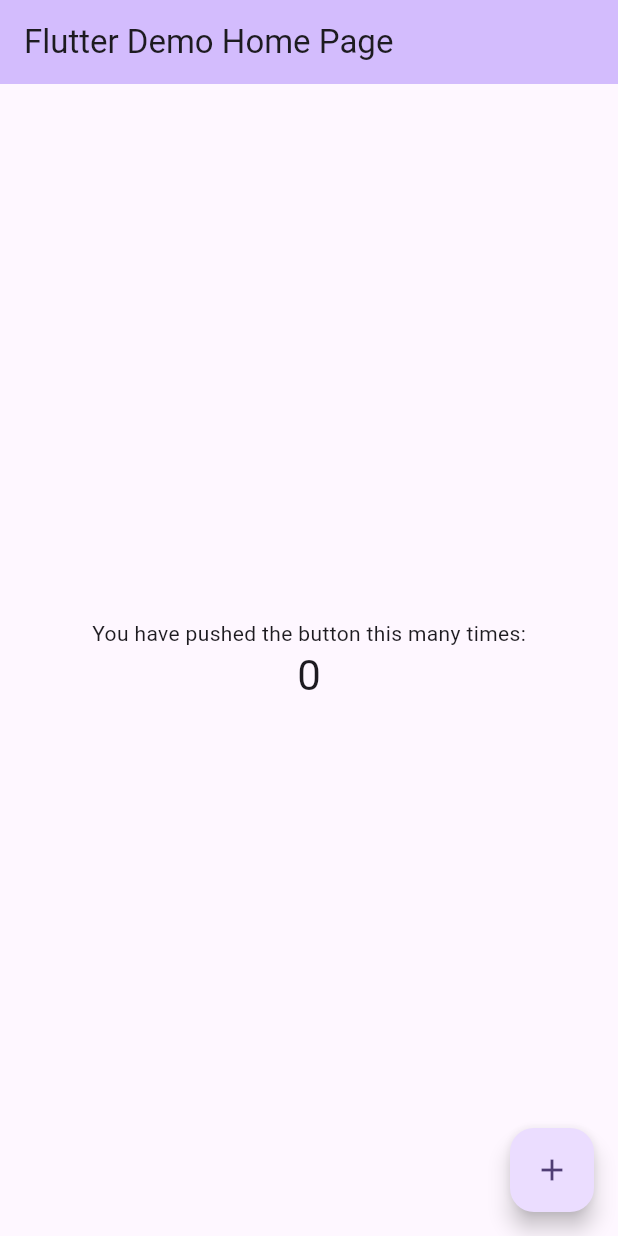
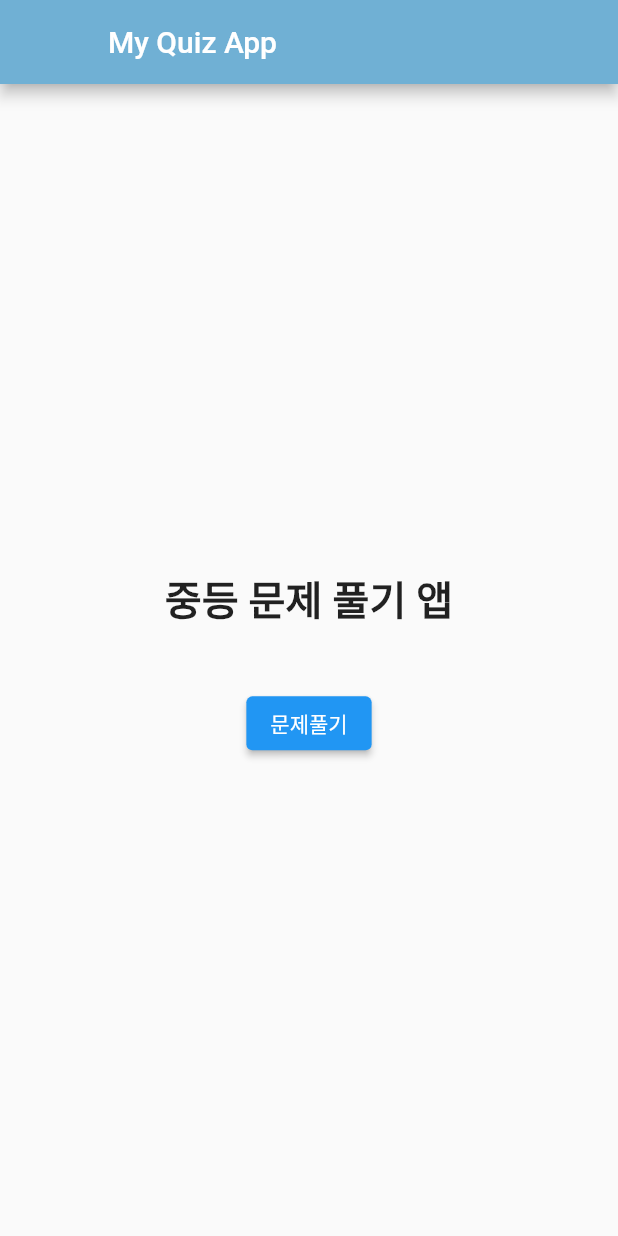
Before and after one commit to ooskal/math_quiz_app, a Flutter app: the screen it shows after launch, on a phone screen of 412 x 824 dp. Run offline on Flutter 3.47's test engine with Material 2 defaults, Android fonts, the phone set to English and light mode, and no system bars; our stand-ins replace auto_size_text, flutter_swiper_null_safety.

Commit message:
퀴즈 앱 프론트

```diff
--- a/quiz_app/lib/main.dart
+++ b/quiz_app/lib/main.dart
@@ -1,125 +1,100 @@
+// import 'package:english_words/english_words.dart';
 import 'package:flutter/material.dart';
 
+import 'package:quiz/screen/screen_home.dart';
+
 void main() {
-  runApp(const MyApp());
+  runApp(MyApp());
 }
 
 class MyApp extends StatelessWidget {
-  const MyApp({super.key});
-
-  // This widget is the root of your application.
   @override
   Widget build(BuildContext context) {
     return MaterialApp(
-      title: 'Flutter Demo',
-      theme: ThemeData(
-        // This is the theme of your application.
-        //
-        // TRY THIS: Try running your application with "flutter run". You'll see
-        // the application has a blue toolbar. Then, without quitting the app,
-        // try changing the seedColor in the colorScheme below to Colors.green
-        // and then invoke "hot reload" (save your changes or press the "hot
-        // reload" button in a Flutter-supported IDE, or press "r" if you used
-        // the command line to start the app).
-        //
-        // Notice that the counter didn't reset back to zero; the application
-        // state is not lost during the reload. To reset the state, use hot
-        // restart instead.
-        //
-        // This works for code too, not just values: Most code changes can be
-        // tested with just a hot reload.
-        colorScheme: ColorScheme.fromSeed(seedColor: Colors.deepPurple),
-        useMaterial3: true,
-      ),
-      home: const MyHomePage(title: 'Flutter Demo Home Page'),
+      title: "MY QUIZ APP",
+      home: HomeScreen(),
     );
   }
 }
 
-class MyHomePage extends StatefulWidget {
-  const MyHomePage({super.key, required this.title});
+//   @override
+//   Widget build(BuildContext context) {
+//     //위젯에 들어가 있는 것
+//     return ChangeNotifierProvider(
+//       create: (context) => MyAppState(),
+//       child: MaterialApp(
+//         title: 'Namer App',
+//         theme: ThemeData(
+//           useMaterial3: true,
+//           colorScheme: ColorScheme.fromSeed(
+//               seedColor: Color.fromARGB(255, 67, 180, 214)),
+//         ),
+//         home: MyHomePage(),
+//       ),
+//     );
+//   }
+// }
 
-  // This widget is the home page of your application. It is stateful, meaning
-  // that it has a State object (defined below) that contains fields that affect
-  // how it looks.
+// class MyAppState extends ChangeNotifier {
+//   var current = WordPair.random();
 
-  // This class is the configuration for the state. It holds the values (in this
-  // case the title) provided by the parent (in this case the App widget) and
-  // used by the build method of the State. Fields in a Widget subclass are
-  // always marked "final".
+//   void getNext() {
+//     current = WordPair.random();
+//     notifyListeners();
+//   }
+// }
 
-  final String title;
+// class MyHomePage extends StatelessWidget {
+//   @override
+//   Widget build(BuildContext context) {
+//     var appState = context.watch<MyAppState>();
+//     var pair = appState.current;
 
-  @override
-  State<MyHomePage> createState() => _MyHomePageState();
-}
+//     return Scaffold(
+//       body: Center(
+//         child: Column(
+//           mainAxisAlignment: MainAxisAlignment.center,
+//           children: [
+//             BigCard(pair: pair),
+//             SizedBox(height: 10),
+//             ElevatedButton(
+//               onPressed: () {
+//                 appState.getNext();
+//               },
+//               child: Text('Start'),
+//             ),
+//           ],
+//         ),
+//       ),
+//     );
+//   }
+// }
 
-class _MyHomePageState extends State<MyHomePage> {
-  int _counter = 0;
+// class BigCard extends StatelessWidget {
+//   const BigCard({
+//     super.key,
+//     required this.pair,
+//   });
 
-  void _incrementCounter() {
-    setState(() {
-      // This call to setState tells the Flutter framework that something has
-      // changed in this State, which causes it to rerun the build method below
-      // so that the display can reflect the updated values. If we changed
-      // _counter without calling setState(), then the build method would not be
-      // called again, and so nothing would appear to happen.
-      _counter++;
-    });
-  }
+//   final WordPair pair;
 
-  @override
-  Widget build(BuildContext context) {
-    // This method is rerun every time setState is called, for instance as done
-    // by the _incrementCounter method above.
-    //
-    // The Flutter framework has been optimized to make rerunning build methods
-    // fast, so that you can just rebuild anything that needs updating rather
-    // than having to individually change instances of widgets.
-    return Scaffold(
-      appBar: AppBar(
-        // TRY THIS: Try changing the color here to a specific color (to
-        // Colors.amber, perhaps?) and trigger a hot reload to see the AppBar
-        // change color while the other colors stay the same.
-        backgroundColor: Theme.of(context).colorScheme.inversePrimary,
-        // Here we take the value from the MyHomePage object that was created by
-        // the App.build method, and use it to set our appbar title.
-        title: Text(widget.title),
-      ),
-      body: Center(
-        // Center is a layout widget. It takes a single child and positions it
-        // in the middle of the parent.
-        child: Column(
-          // Column is also a layout widget. It takes a list of children and
-          // arranges them vertically. By default, it sizes itself to fit its
-          // children horizontally, and tries to be as tall as its parent.
-          //
-          // Column has various properties to control how it sizes itself and
-          // how it positions its children. Here we use mainAxisAlignment to
-          // center the children vertically; the main axis here is the vertical
-          // axis because Columns are vertical (the cross axis would be
-          // horizontal).
-          //
-          // TRY THIS: Invoke "debug painting" (choose the "Toggle Debug Paint"
-          // action in the IDE, or press "p" in the console), to see the
-          // wireframe for each widget.
-          mainAxisAlignment: MainAxisAlignment.center,
-          children: <Widget>[
-            const Text(
-              'You have pushed the button this many times:',
-            ),
-            Text(
-              '$_counter',
-              style: Theme.of(context).textTheme.headlineMedium,
-            ),
-          ],
-        ),
-      ),
-      floatingActionButton: FloatingActionButton(
-        onPressed: _incrementCounter,
-        tooltip: 'Increment',
-        child: const Icon(Icons.add),
-      ), // This trailing comma makes auto-formatting nicer for build methods.
-    );
-  }
-}
+//   @override
+//   Widget build(BuildContext context) {
+//     var theme = Theme.of(context);
+//     final style = theme.textTheme.displayMedium!.copyWith(
+//       color: theme.colorScheme.onPrimary,
+//     );
+
+//     return Card(
+//       color: theme.colorScheme.primary,
+//       child: Padding(
+//         padding: const EdgeInsets.all(20),
+//         child: Text('플러터 퀴즈 앱'
+//             // pair.asLowerCase,
+//             // style: style,
+//             // semanticsLabel: pair.asPascalCase,
+//             ),
+//       ),
+//     );
+//   }
+// }
--- /dev/null
+++ b/quiz_app/lib/model/model_quiz.dart
@@ -0,0 +1,12 @@
+class Quiz {
+  String title;
+  List<String> candidates;
+  int answer;
+
+  Quiz({required this.title, required this.candidates, required this.answer});
+
+  Quiz.fromMap(Map<String, dynamic> map)
+      : title = map['title'] ?? '',
+        candidates = List<String>.from(map['candidates'] ?? []),
+        answer = map['answer'] ?? 0;
+}
--- /dev/null
+++ b/quiz_app/lib/screen/screen_home.dart
@@ -0,0 +1,90 @@
+import 'package:flutter/material.dart';
+import 'package:quiz/model/model_quiz.dart';
+import 'package:quiz/screen/screen_quiz.dart';
+
+class HomeScreen extends StatefulWidget {
+  @override
+  _HomeScreenState createState() => _HomeScreenState();
+}
+
+class _HomeScreenState extends State<HomeScreen> {
+  List<Quiz> quizs = [
+    Quiz.fromMap({
+      'title': 'test',
+      'candidates': ['a', 'b', 'c', 'd'],
+      'answer': 0
+    }),
+    Quiz.fromMap({
+      'title': 'test',
+      'candidates': ['a', 'b', 'c', 'd'],
+      'answer': 0
+    }),
+    Quiz.fromMap({
+      'title': 'test',
+      'candidates': ['a', 'b', 'c', 'd'],
+      'answer': 0
+    }),
+  ];
+
+  @override
+  Widget build(BuildContext context) {
+    Size screenSize = MediaQuery.of(context).size;
+    double width = screenSize.width;
+    double height = screenSize.height;
+
+    return SafeArea(
+      child: Scaffold(
+        appBar: AppBar(
+          title: Text("My Quiz App"),
+          backgroundColor: Color.fromARGB(255, 112, 176, 212),
+          leading: Container(),
+        ),
+        body: Column(
+          mainAxisAlignment: MainAxisAlignment.center,
+          crossAxisAlignment: CrossAxisAlignment.center,
+          children: <Widget>[
+            Padding(
+              padding: EdgeInsets.all(width * 0.024),
+            ),
+            Text(
+              '중등 문제 풀기 앱',
+              style: TextStyle(
+                fontSize: width * 0.065,
+                fontWeight: FontWeight.bold,
+              ),
+            ),
+            Padding(
+              padding: EdgeInsets.all(width * 0.048),
+            ),
+            Container(
+              padding: EdgeInsets.only(bottom: width * 0.036),
+              child: Center(
+                child: ButtonTheme(
+                  minWidth: width * 0.8,
+                  height: height * 0.05,
+                  shape: RoundedRectangleBorder(
+                    borderRadius: BorderRadius.circular(10),
+                  ),
+                  child: ElevatedButton(
+                    onPressed: () {
+                      Navigator.push(
+                        context,
+                        MaterialPageRoute(
+                          builder: (context) => QuizScreen(
+                            quizs: quizs,
+                          ),
+                        ),
+                      );
+                      // 버튼 클릭 시 동작할 내용 추가
+                    },
+                    child: Text("문제풀기"),
+                  ),
+                ),
+              ),
+            ),
+          ],
+        ),
+      ),
+    );
+  }
+}
```
Also changed, not shown: quiz_app/analysis_options.yaml (+6 -25 lines), quiz_app/lib/screen/screen_quiz.dart (added, +164 -0 lines), quiz_app/lib/screen/screen_result.dart (added, +125 -0 lines), quiz_app/lib/widget/widget_candidate.dart (added, +61 -0 lines), quiz_app/pubspec.yaml (+8 -71 lines), quiz_app/pubspec.lock, 105 other files.
